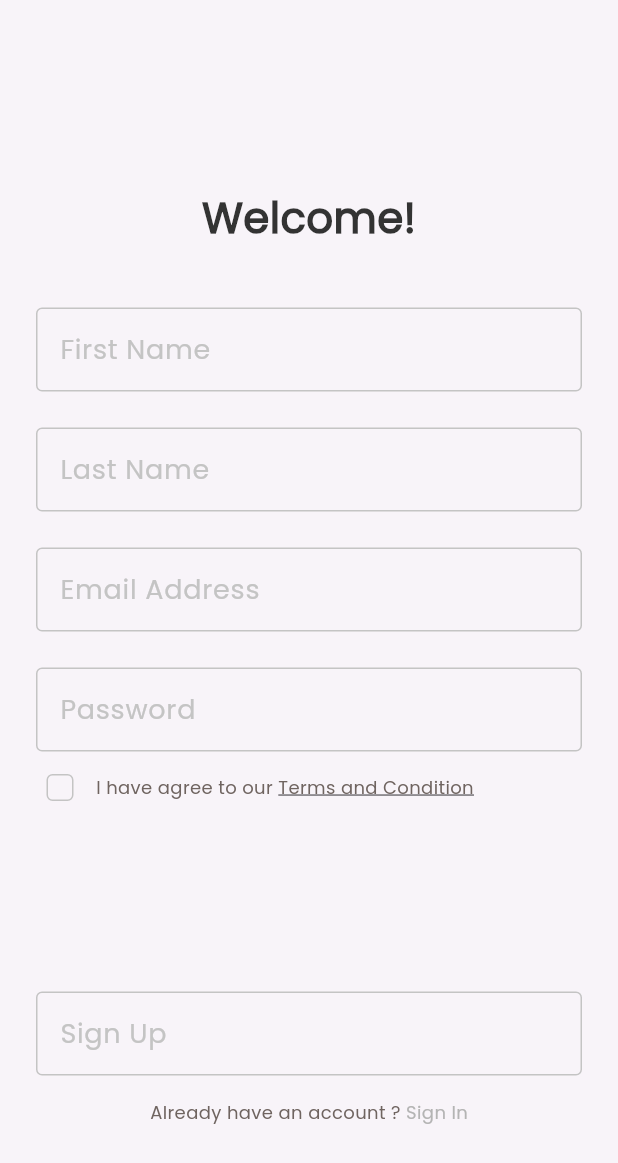
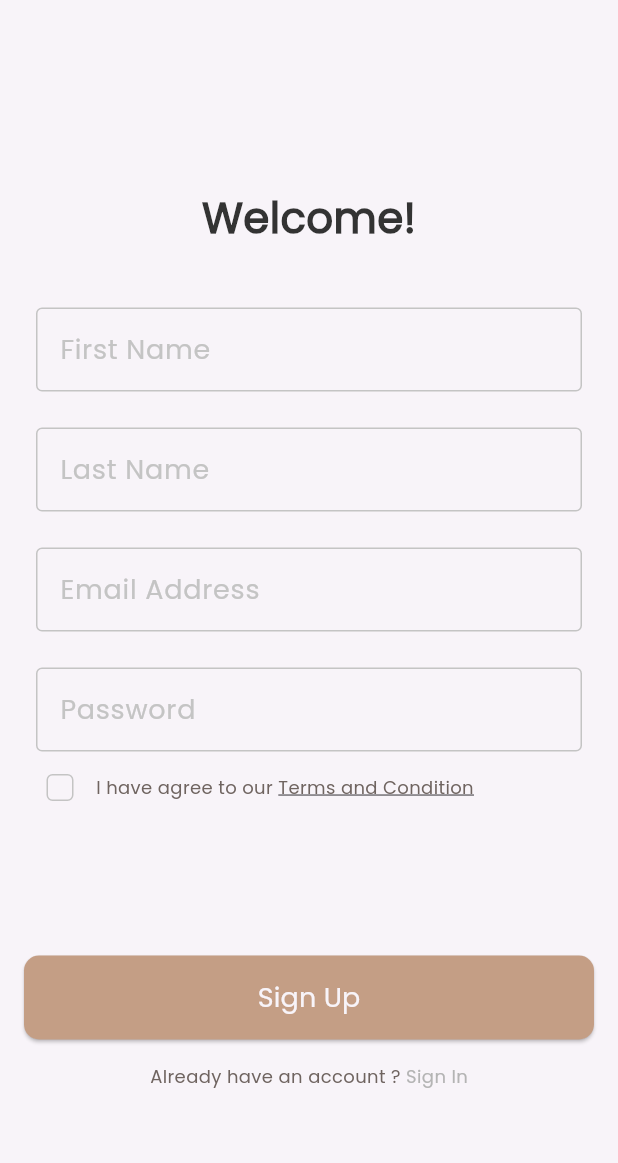
Before and after one commit to yousef-alfalag/dalel-app, a Flutter app: the screen it shows after launch, after a tap on "Skip", on a phone screen of 412 x 824 dp. Shown: the top 1163 px of the screen. Run offline on Flutter 3.47's test engine with Material 3 defaults, Android fonts, the phone set to English and light mode, and no system bars; our stand-ins replace firebase_auth, firebase_core, flutter_bloc, get_it, go_router, shared_preferences and 1 more; accounts and stored records are empty.

```diff
--- /dev/null
+++ b/lib/core/functions/check_state_changes.dart
@@ -0,0 +1,18 @@
+import 'package:firebase_auth/firebase_auth.dart';
+import 'package:flutter/foundation.dart';
+
+void checkStateChanges() {
+   FirebaseAuth.instance
+  .authStateChanges()
+  .listen((User? user) {
+    if (user == null) {
+      if (kDebugMode) {
+        print('User is currently signed out!');
+      }
+    } else {
+      if (kDebugMode) {
+        print('User is signed in!');
+      }
+    }
+  });
+}
--- a/lib/core/widgets/custom_btn.dart
+++ b/lib/core/widgets/custom_btn.dart
@@ -3,10 +3,10 @@ import 'package:dalel_app/core/utils/app_text_styles.dart';
 import 'package:flutter/material.dart';
 
 class CustomBtn extends StatelessWidget {
-  const CustomBtn({super.key, this.color, required this.text, this.onPressed, });
+  const CustomBtn({super.key, this.color, required this.text, required this.onPressed, });
   final Color? color;
   final String text;
-  final  VoidCallback? onPressed;
+  final  VoidCallback onPressed;
   @override
   Widget build(BuildContext context) {
     return SizedBox(
--- a/lib/features/auth/auth_cubit/cubit/auth_state.dart
+++ b/lib/features/auth/auth_cubit/cubit/auth_state.dart
@@ -1,3 +1,13 @@
 sealed class AuthState {}
 
 final class AuthInitial extends AuthState {}
+
+final class SignUpLoadingState extends AuthState {}
+
+final class SignUpSuccessState extends AuthState {}
+
+final class SignUpFailureState extends AuthState {
+  final String errorMessage;
+
+  SignUpFailureState({required this.errorMessage});
+}
--- a/lib/features/auth/presentation/views/sign_up_view.dart
+++ b/lib/features/auth/presentation/views/sign_up_view.dart
@@ -1,7 +1,6 @@
 import 'package:dalel_app/core/utils/app_strings.dart';
-import 'package:dalel_app/features/auth/presentation/widgets/custom_text_field.dart';
+import 'package:dalel_app/features/auth/presentation/widgets/custom_sign_up_form.dart';
 import 'package:dalel_app/features/auth/presentation/widgets/have_an_account_widget.dart';
-import 'package:dalel_app/features/auth/presentation/widgets/terms_and_condition_widget.dart';
 import 'package:dalel_app/features/auth/presentation/widgets/welcome_text_widget.dart';
 import 'package:flutter/material.dart';
 
@@ -10,8 +9,7 @@ class SignUpView extends StatelessWidget {
 
   @override
   Widget build(BuildContext context) {
-    return  const Scaffold(
-
+    return const Scaffold(
       body: Padding(
         padding: EdgeInsets.symmetric(horizontal: 16.0),
         child: CustomScrollView(
@@ -19,18 +17,10 @@ class SignUpView extends StatelessWidget {
             SliverToBoxAdapter(child: SizedBox(height: 125,),),
             SliverToBoxAdapter(child: WelcomeTextWidget(text: AppStrings.welcome,),),
             SliverToBoxAdapter(child: SizedBox(height: 16,),),
-            SliverToBoxAdapter(child: CustomTextField(labelText: AppStrings.firstName,),),
-            SliverToBoxAdapter(child: CustomTextField(labelText: AppStrings.lastName,),),
-            SliverToBoxAdapter(child: CustomTextField(labelText: AppStrings.emailAddress,),),
-            SliverToBoxAdapter(child: CustomTextField(labelText: AppStrings.password,),),
-            SliverToBoxAdapter(child: TermsAndConditionWidget()),
-            SliverToBoxAdapter(child: SizedBox(height: 88,),),
-            SliverToBoxAdapter(child: CustomTextField(labelText: AppStrings.signUp,),),
+            SliverToBoxAdapter(child: CustomSignUpForm(),),
             SliverToBoxAdapter(child: SizedBox(height: 16,),),
             SliverToBoxAdapter(child: HaveAnAccountWidget(text1: AppStrings.alreadyHaveAnAccount,text2: AppStrings.signIn,),),              SliverToBoxAdapter(child: SizedBox(height: 16,),),
-
-
-          ],
+           ],
         ),
       ),
     );
--- /dev/null
+++ b/lib/features/auth/presentation/widgets/custom_sign_up_form.dart
@@ -0,0 +1,63 @@
+import 'package:dalel_app/core/utils/app_strings.dart';
+import 'package:dalel_app/core/widgets/custom_btn.dart';
+import 'package:dalel_app/features/auth/auth_cubit/cubit/auth_cubit.dart';
+import 'package:dalel_app/features/auth/auth_cubit/cubit/auth_state.dart';
+import 'package:dalel_app/features/auth/presentation/widgets/custom_text_field.dart';
+import 'package:dalel_app/features/auth/presentation/widgets/terms_and_condition_widget.dart';
+import 'package:flutter/material.dart';
+import 'package:flutter_bloc/flutter_bloc.dart';
+
+class CustomSignUpForm extends StatelessWidget {
+  const CustomSignUpForm({super.key});
+
+  @override
+  Widget build(BuildContext context) {
+    return BlocConsumer<AuthCubit, AuthState>(
+      listener: (context, state) {
+        // TODO: implement listener
+      },
+      builder: (context, state) {
+        return Form(
+          child: Column(
+            children: [
+               CustomTextFormField(
+                onChanged: (firstName) {
+                  BlocProvider.of<AuthCubit>(context).firstName=firstName;
+                },
+                labelText: AppStrings.firstName,
+              ),
+               CustomTextFormField(
+                onChanged:(lastName){
+                   BlocProvider.of<AuthCubit>(context).lastName=lastName;
+                } ,
+                labelText: AppStrings.lastName,
+              ),
+               CustomTextFormField(
+                 onChanged:(emailAddress){
+                   BlocProvider.of<AuthCubit>(context).emailAddress=emailAddress;
+                 } ,
+                labelText: AppStrings.emailAddress,
+              ),
+               CustomTextFormField(
+                 onChanged:(password){
+                   BlocProvider.of<AuthCubit>(context).password=password;
+                 } ,
+                labelText: AppStrings.password,
+              ),
+              const TermsAndConditionWidget(),
+              const SizedBox(
+                height: 88,
+              ),
+              CustomBtn(
+                text: AppStrings.signUp,
+                onPressed: () {
+                  BlocProvider.of<AuthCubit>(context).createUserWithEmailAndPassword();
+                },
+              ),
+            ],
+          ),
+        );
+      },
+    );
+  }
+}
--- a/lib/features/auth/presentation/widgets/custom_text_field.dart
+++ b/lib/features/auth/presentation/widgets/custom_text_field.dart
@@ -2,14 +2,18 @@ import 'package:dalel_app/core/utils/app_colors.dart';
 import 'package:dalel_app/core/utils/app_text_styles.dart';
 import 'package:flutter/material.dart';
 
-class CustomTextField extends StatelessWidget {
-  const CustomTextField({super.key, required this.labelText});
-final String labelText;
+class CustomTextFormField extends StatelessWidget {
+  const CustomTextFormField({super.key, required this.labelText, this.onChanged, this.onFieldSubmitted});
+  final String labelText;
+  final Function(String)? onChanged;
+  final Function(String)? onFieldSubmitted;
   @override
   Widget build(BuildContext context) {
     return Padding(
       padding: const EdgeInsets.only(right: 8.0,left: 8,top: 24),
-      child: TextField(
+      child: TextFormField(
+        onChanged:onChanged ,
+        onFieldSubmitted: onFieldSubmitted,
         decoration: InputDecoration(
         labelText: labelText,
         labelStyle: CustomTextStyles.poppins500style18,
--- a/lib/main.dart
+++ b/lib/main.dart
@@ -1,5 +1,6 @@
 import 'package:dalel_app/app/dalel_app.dart';
 import 'package:dalel_app/core/database/locale/cache/cache_helper.dart';
+import 'package:dalel_app/core/functions/check_state_changes.dart';
 import 'package:dalel_app/core/services/service_locator.dart';
 import 'package:flutter/material.dart';
 import 'package:firebase_core/firebase_core.dart';
@@ -9,6 +10,7 @@ void main() async {
   WidgetsFlutterBinding.ensureInitialized();
   await Firebase.initializeApp( options: DefaultFirebaseOptions.currentPlatform,);
   setupServiceLocator();
+  checkStateChanges();
   await getIt<CacheHelper>().init();
   runApp(const DalelApp());
 }
--- a/pubspec.yaml
+++ b/pubspec.yaml
@@ -29,6 +29,7 @@ environment:
 # versions available, run `flutter pub outdated`.
 dependencies:
   cupertino_icons: ^1.0.8
+  firebase_auth: ^5.3.0
   firebase_core: ^3.5.0
   flutter:
     sdk: flutter
```
Also changed, not shown: lib/features/auth/auth_cubit/cubit/auth_cubit.dart (+24 -0 lines), pubspec.lock, 4 other files.
